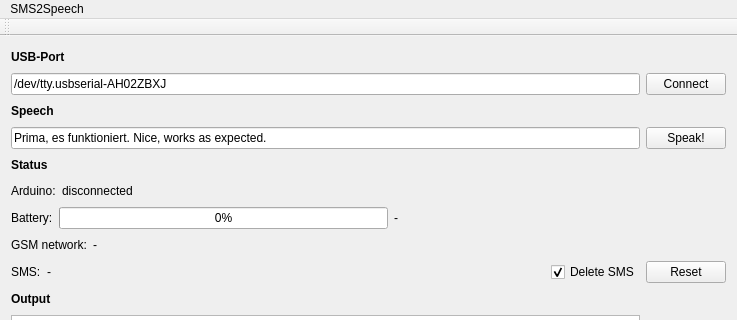
First picture: the form in SMS2Speech/mainwindow.ui, repository markusk/SMS2Speech, before the edit; both pictures show x 0 to 737 and y 0 to 320 of the 737 by 860 pixel window.
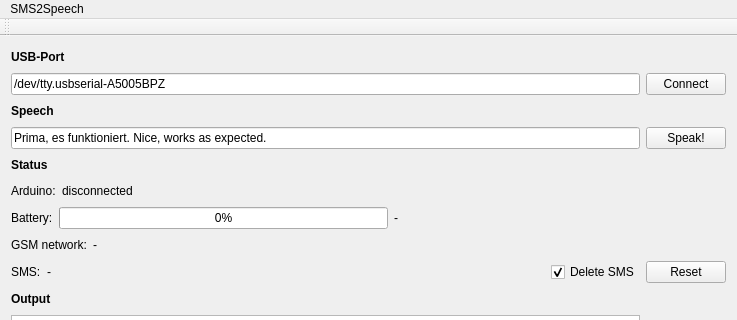
Second picture: the form after the edit.

Commit message: Changes serial port name in GUI (for Arduino Nano).

Diff of the .ui file:
```diff
--- a/SMS2Speech/mainwindow.ui
+++ b/SMS2Speech/mainwindow.ui
@@ -55,7 +55,7 @@
            <string>Path to USB device. Can be changed manually.</string>
           </property>
           <property name="text">
-           <string>/dev/tty.usbserial-AH02ZBXJ</string>
+           <string>/dev/tty.usbserial-A5005BPZ</string>
           </property>
          </widget>
         </item>
```
